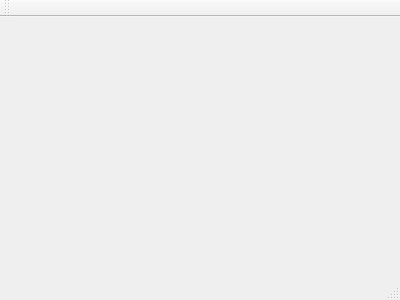
Huluti/Coulr, file mainwindow.ui: the form before one commit.
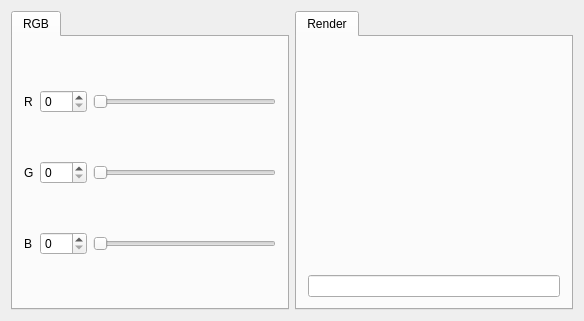
The form after the commit.

Diff of the .ui file:
```diff
--- a/mainwindow.ui
+++ b/mainwindow.ui
@@ -1,24 +1,164 @@
 <ui version="4.0">
  <class>MainWindow</class>
- <widget class="QMainWindow" name="MainWindow" >
-  <property name="geometry" >
+ <widget class="QMainWindow" name="MainWindow">
+  <property name="geometry">
    <rect>
     <x>0</x>
     <y>0</y>
-    <width>400</width>
-    <height>300</height>
+    <width>584</width>
+    <height>321</height>
    </rect>
   </property>
   <property name="windowTitle" >
    <string>MainWindow</string>
   </property>
-  <widget class="QMenuBar" name="menuBar" />
-  <widget class="QToolBar" name="mainToolBar" />
-  <widget class="QWidget" name="centralWidget" />
-  <widget class="QStatusBar" name="statusBar" />
+  <widget class="QWidget" name="centralWidget">
+   <layout class="QGridLayout" name="gridLayout_2">
+    <item row="0" column="0">
+     <widget class="QTabWidget" name="tabWidget">
+      <property name="currentIndex">
+       <number>0</number>
+      </property>
+      <widget class="QWidget" name="tab">
+       <attribute name="title">
+        <string>RGB</string>
+       </attribute>
+       <layout class="QGridLayout" name="gridLayout">
+        <item row="0" column="0">
+         <widget class="QLabel" name="label_3">
+          <property name="text">
+           <string>R</string>
+          </property>
+         </widget>
+        </item>
+        <item row="1" column="2">
+         <widget class="QSlider" name="horizontalSlider_2">
+          <property name="maximum">
+           <number>255</number>
+          </property>
+          <property name="orientation">
+           <enum>Qt::Horizontal</enum>
+          </property>
+         </widget>
+        </item>
+        <item row="1" column="0">
+         <widget class="QLabel" name="label_2">
+          <property name="text">
+           <string>G</string>
+          </property>
+         </widget>
+        </item>
+        <item row="2" column="2">
+         <widget class="QSlider" name="horizontalSlider_3">
+          <property name="maximum">
+           <number>255</number>
+          </property>
+          <property name="orientation">
+           <enum>Qt::Horizontal</enum>
+          </property>
+         </widget>
+        </item>
+        <item row="0" column="1">
+         <widget class="QSpinBox" name="red">
+          <property name="maximum">
+           <number>255</number>
+          </property>
+         </widget>
+        </item>
+        <item row="2" column="0">
+         <widget class="QLabel" name="label">
+          <property name="text">
+           <string>B</string>
+          </property>
+         </widget>
+        </item>
+        <item row="1" column="1">
+         <widget class="QSpinBox" name="green">
+          <property name="maximum">
+           <number>255</number>
+          </property>
+         </widget>
+        </item>
+        <item row="2" column="1">
+         <widget class="QSpinBox" name="blue">
+          <property name="maximum">
+           <number>255</number>
+          </property>
+         </widget>
+        </item>
+        <item row="0" column="2">
+         <widget class="QSlider" name="horizontalSlider">
+          <property name="maximum">
+           <number>255</number>
+          </property>
+          <property name="orientation">
+           <enum>Qt::Horizontal</enum>
+          </property>
+         </widget>
+        </item>
+       </layout>
+      </widget>
+     </widget>
+    </item>
+    <item row="0" column="1">
+     <widget class="QTabWidget" name="tabWidget">
+      <property name="minimumSize">
+       <size>
+        <width>172</width>
+        <height>0</height>
+       </size>
+      </property>
+      <widget class="QWidget" name="tabWidgetPage1" native="true">
+       <attribute name="title">
+        <string>Render</string>
+       </attribute>
+       <layout class="QVBoxLayout" name="verticalLayout">
+        <property name="sizeConstraint">
+         <enum>QLayout::SetDefaultConstraint</enum>
+        </property>
+        <item>
+         <widget class="QWidget" name="color_widget" native="true"/>
+        </item>
+        <item>
+         <widget class="QLineEdit" name="html_color">
+          <property name="placeholderText">
+           <string/>
+          </property>
+         </widget>
+        </item>
+       </layout>
+      </widget>
+     </widget>
+    </item>
+   </layout>
+  </widget>
+  <widget class="QMenuBar" name="menuBar">
+   <property name="geometry">
+    <rect>
+     <x>0</x>
+     <y>0</y>
+     <width>584</width>
+     <height>25</height>
+    </rect>
+   </property>
+  </widget>
+  <action name="actionQuitter">
+   <property name="text">
+    <string>Quit</string>
+   </property>
+  </action>
  </widget>
- <layoutDefault spacing="6" margin="11" />
- <pixmapfunction></pixmapfunction>
+ <layoutdefault spacing="6" margin="11"/>
+ <tabstops>
+  <tabstop>tabWidget</tabstop>
+  <tabstop>red</tabstop>
+  <tabstop>horizontalSlider</tabstop>
+  <tabstop>green</tabstop>
+  <tabstop>horizontalSlider_2</tabstop>
+  <tabstop>blue</tabstop>
+  <tabstop>horizontalSlider_3</tabstop>
+  <tabstop>html_color</tabstop>
+ </tabstops>
  <resources/>
  <connections/>
 </ui>
```
Left out of the diff: 104 changed lines with no effect on the pictures.
